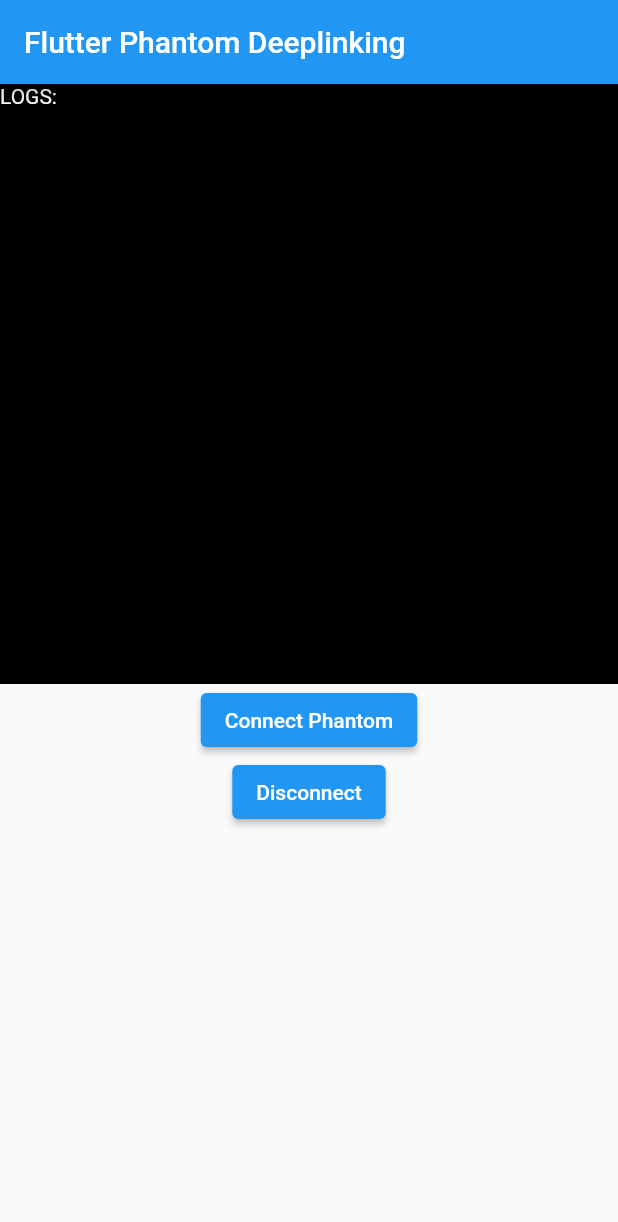
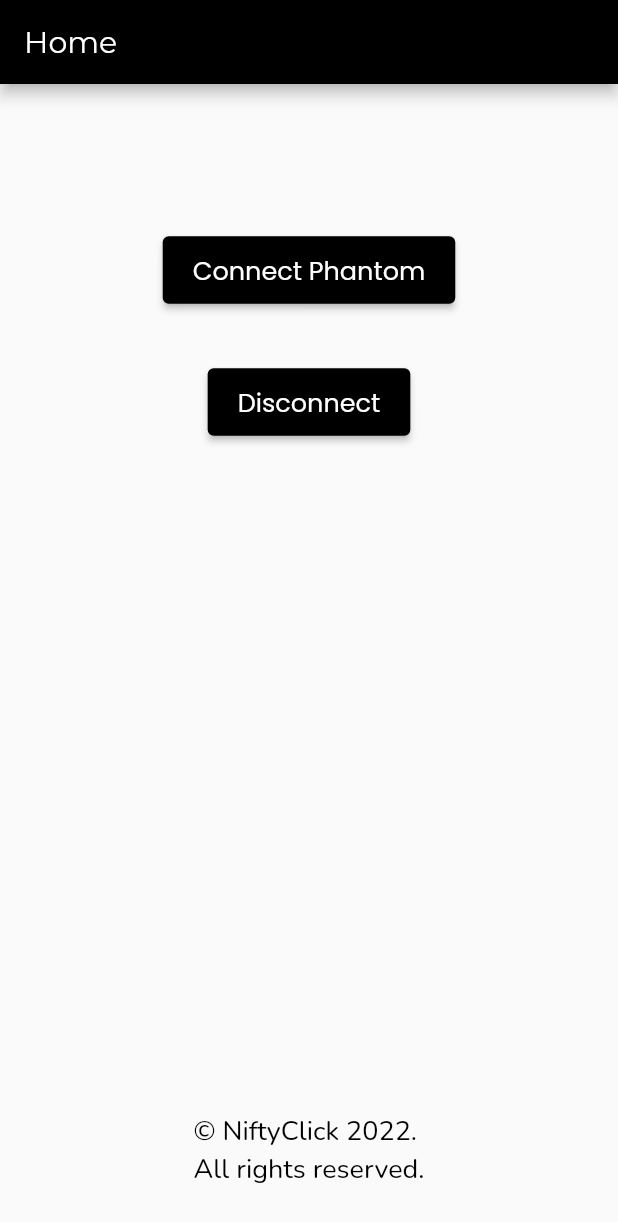
Before and after one commit to niftyclick/app, a Flutter app: the screen it shows after launch, on a phone screen of 412 x 824 dp. Shown: the top 1222 px of the screen. Run offline on Flutter 3.47's test engine with Material 2 defaults, Android fonts, the phone set to English and light mode, and no system bars; our stand-ins replace camera, google_fonts, image_picker; missing offline and left inert: bs58, pinenacl; statements that could not run were skipped.

Commit message:
:zap: edited UI

```diff
--- a/lib/connect_wallet.dart
+++ b/lib/connect_wallet.dart
@@ -3,6 +3,7 @@
 
 import 'package:bs58/bs58.dart';
 import 'package:flutter/material.dart';
+import 'package:google_fonts/google_fonts.dart';
 import 'package:nifty_click_app/select_image.dart';
 import 'package:pinenacl/x25519.dart';
 import 'package:provider/provider.dart';
@@ -140,7 +141,14 @@
     return MaterialApp(
         home: Scaffold(
             appBar: AppBar(
-              title: const Text("Flutter Phantom Deeplinking"),
+              backgroundColor: Colors.black,
+              titleTextStyle: GoogleFonts.montserrat(
+                textStyle: const TextStyle(
+                  color: Colors.white,
+                  fontSize: 20,
+                ),
+              ),
+              title: const Text("Home"),
             ),
             body: Provider<DeepLinkProvider>(
               create: (context) => provider,
@@ -168,32 +176,60 @@
                   return Center(
                     child: Column(
                       children: [
-                        Container(
-                          width: MediaQuery.of(context).size.width,
-                          height: 400,
-                          decoration: const BoxDecoration(
-                            color: Colors.black,
-                          ),
-                          child: SingleChildScrollView(
-                            child: Column(
-                              crossAxisAlignment: CrossAxisAlignment.start,
-                              children: [
-                                const Text(
-                                  "LOGS:",
-                                  style: TextStyle(
-                                    color: Colors.white,
-                                  ),
-                                ),
-                                ...logs,
-                              ],
+                        // Container(
+                        //   width: MediaQuery.of(context).size.width,
+                        //   height: 400,
+                        //   decoration: const BoxDecoration(
+                        //     color: Colors.black,
+                        //   ),
+                        //   child: SingleChildScrollView(
+                        //     child: Column(
+                        //       crossAxisAlignment: CrossAxisAlignment.start,
+                        //       children: [
+                        //         const Text(
+                        //           "LOGS:",
+                        //           style: TextStyle(
+                        //             color: Colors.white,
+                        //           ),
+                        //         ),
+                        //         ...logs,
+                        //       ],
+                        //     ),
+                        //   ),
+                        // ),
+                        const SizedBox(height: 100),
+                        ElevatedButton(
+                          style: ElevatedButton.styleFrom(
+                            backgroundColor: Colors.black,
+                            padding: const EdgeInsets.symmetric(
+                              horizontal: 20,
+                              vertical: 10,
+                            ),
+                            shadowColor: Colors.black,
+                            textStyle: TextStyle(
+                              color: Colors.white,
+                              fontFamily: GoogleFonts.poppins().fontFamily,
+                              fontSize: 17,
                             ),
                           ),
-                        ),
-                        ElevatedButton(
                           onPressed: _connect,
                           child: const Text("Connect Phantom"),
                         ),
+                        const SizedBox(height: 40),
                         ElevatedButton(
+                          style: ElevatedButton.styleFrom(
+                            backgroundColor: Colors.black,
+                            padding: const EdgeInsets.symmetric(
+                              horizontal: 20,
+                              vertical: 10,
+                            ),
+                            shadowColor: Colors.black,
+                            textStyle: TextStyle(
+                              color: Colors.white,
+                              fontFamily: GoogleFonts.poppins().fontFamily,
+                              fontSize: 17,
+                            ),
+                          ),
                           onPressed: () => walletAddr == ""
                               ? ScaffoldMessenger.of(context).showSnackBar(
                                   const SnackBar(
@@ -206,6 +242,15 @@
                               : _disconnect(),
                           child: const Text("Disconnect"),
                         ),
+                        const SizedBox(height: 450),
+                        Text(
+                          "© NiftyClick 2022.\nAll rights reserved.",
+                          style: TextStyle(
+                            color: Colors.black,
+                            fontFamily: GoogleFonts.nunito().fontFamily,
+                            fontSize: 18,
+                          ),
+                        ),
                       ],
                     ),
                   );
--- a/lib/main.dart
+++ b/lib/main.dart
@@ -17,7 +17,7 @@
     MaterialApp(
       debugShowCheckedModeBanner: false,
       theme: ThemeData(
-        primaryColor: Colors.purple,
+        primaryColor: Colors.black,
       ),
       home: ConnectWallet(
         // Pass the appropriate camera to the TakePictureScreen widget.
```
Also changed, not shown: lib/display_and_mint.dart (+47 -7 lines), lib/select_image.dart (+22 -1 lines).
